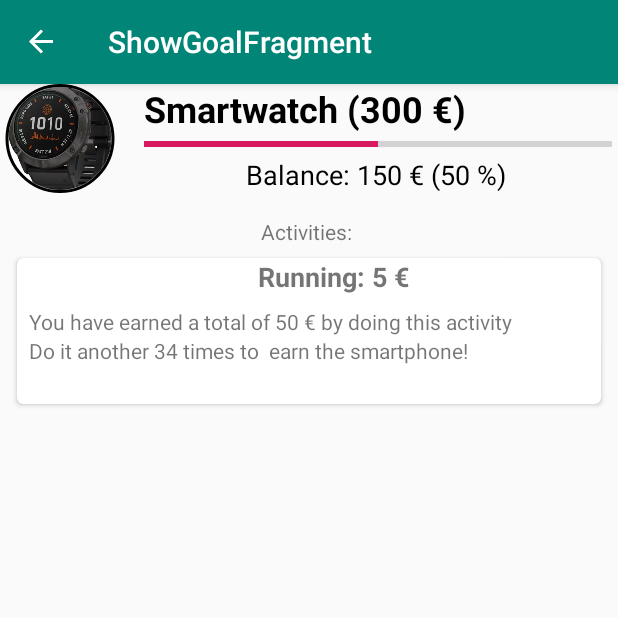
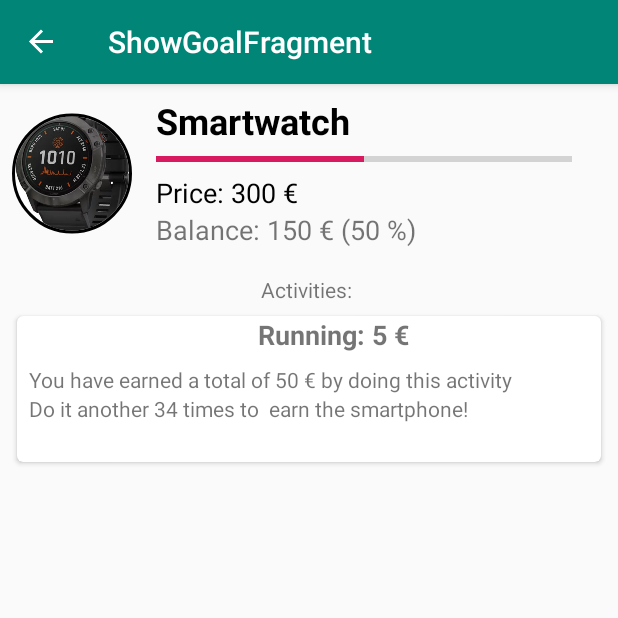
Before and after one commit to FridoE/tokenize, an Android app: the screen it shows after launch (MainActivity), after a tap on an icon or button, on a phone screen of 412 x 824 dp, the top half of it. Run offline under Robolectric (Android 15) with nearby library versions, the phone set to English and light mode, and no system bars; our stand-ins replace CircleImageView, data binding, navigation-ui.

Commit message:
show goal header redesign

```diff
--- a/app/src/main/res/layout/goal_fragment.xml
+++ b/app/src/main/res/layout/goal_fragment.xml
@@ -8,17 +8,19 @@
 
     <androidx.constraintlayout.widget.ConstraintLayout
         android:id="@+id/constraintLayout"
-        android:layout_width="match_parent"
-        android:layout_height="wrap_content">
+        android:layout_width="385dp"
+        android:layout_height="111dp"
+        tools:layout_editor_absoluteX="0dp"
+        tools:layout_editor_absoluteY="-1dp">
 
         <TextView
             android:id="@+id/textGoalTitleGoal"
             android:layout_width="0dp"
             android:layout_height="wrap_content"
-            android:text="Smartwatch (300 €)"
+            android:text="Smartwatch"
             android:textAlignment="viewStart"
             android:textColor="@android:color/primary_text_light_nodisable"
-            android:textSize="24sp"
+            android:textSize="24dp"
             android:textStyle="bold"
             app:layout_constraintStart_toStartOf="@+id/progressBalanceGoal"
             app:layout_constraintTop_toTopOf="@+id/imageIconGoal" />
@@ -29,7 +31,7 @@
             android:layout_width="0dp"
             android:layout_height="11dp"
             android:layout_marginStart="16dp"
-            android:layout_marginTop="2dp"
+            android:layout_marginTop="4dp"
             android:layout_marginEnd="4dp"
             android:backgroundTint="#673AB7"
             android:backgroundTintMode="src_over"
@@ -41,6 +43,7 @@
             android:scaleY="1"
             android:scrollbarSize="12dp"
             app:layout_constraintEnd_toEndOf="parent"
+            app:layout_constraintHorizontal_bias="0.0"
             app:layout_constraintStart_toEndOf="@+id/imageIconGoal"
             app:layout_constraintTop_toBottomOf="@+id/textGoalTitleGoal" />
 
@@ -48,6 +51,8 @@
             android:id="@+id/imageIconGoal"
             android:layout_width="80dp"
             android:layout_height="0dp"
+            android:layout_marginStart="8dp"
+            android:layout_marginTop="8dp"
             android:adjustViewBounds="false"
             android:cropToPadding="false"
             android:src="@drawable/smartwatch"
@@ -61,14 +66,23 @@
             android:id="@+id/textProgressGoal"
             android:layout_width="310dp"
             android:layout_height="wrap_content"
-            android:layout_marginTop="2dp"
+            android:layout_marginTop="4dp"
             android:gravity="center"
-            android:text="Balance: 150 € (50 %)"
+            android:text="Price: 300 € "
+            android:textAlignment="textStart"
             android:textColor="@android:color/primary_text_light_nodisable"
-            android:textSize="18sp"
-            app:layout_constraintBottom_toBottomOf="parent"
+            android:textSize="18dp"
             app:layout_constraintStart_toStartOf="@+id/progressBalanceGoal"
             app:layout_constraintTop_toBottomOf="@+id/progressBalanceGoal" />
+
+        <TextView
+            android:id="@+id/textView12"
+            android:layout_width="wrap_content"
+            android:layout_height="wrap_content"
+            android:text="Balance: 150 € (50 %)"
+            android:textSize="18dp"
+            app:layout_constraintStart_toStartOf="@+id/textGoalTitleGoal"
+            app:layout_constraintTop_toBottomOf="@+id/textProgressGoal" />
 
     </androidx.constraintlayout.widget.ConstraintLayout>
 
```
